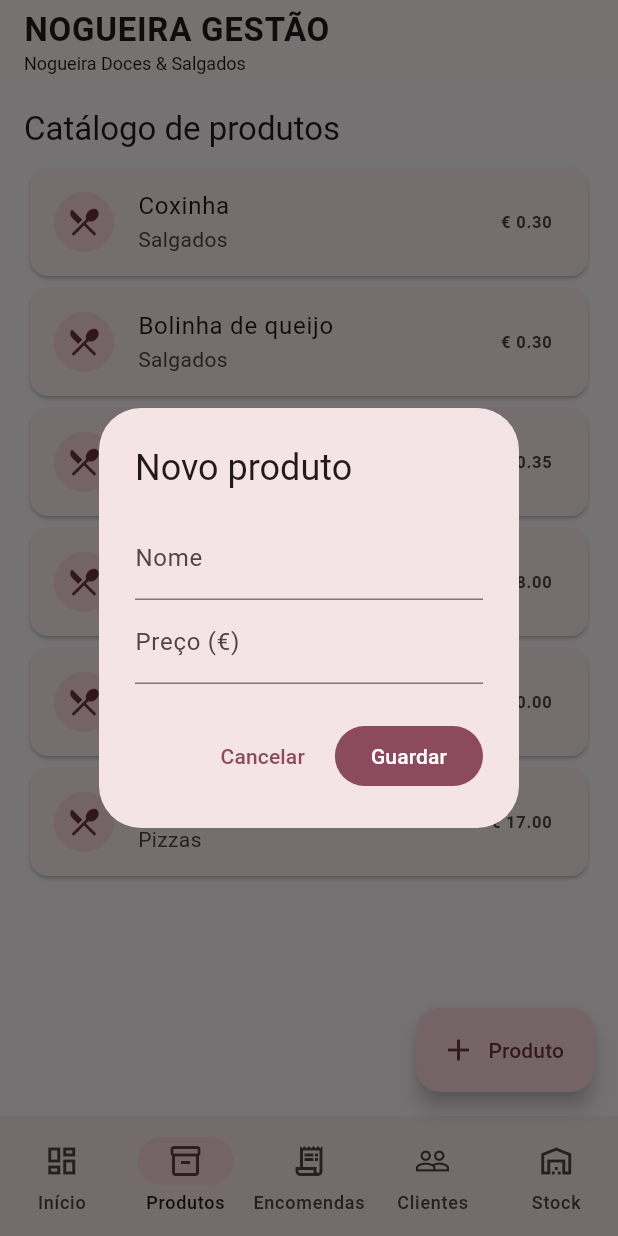
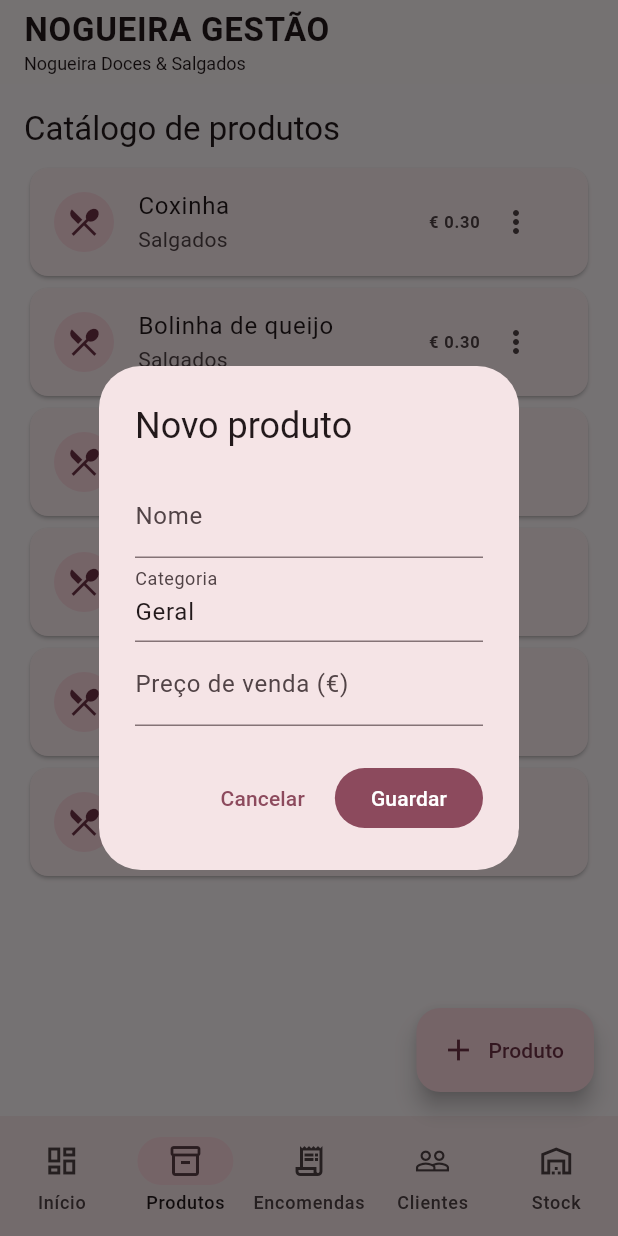
Before and after one commit to nogueiramafrapt-bit/nogueira-gestao, a Flutter app: the screen it shows after launch, item 2 of the bottom bar chosen, after a tap on "Produto", on a phone screen of 412 x 824 dp. Run offline on Flutter 3.47's test engine with Material 3 defaults, Android fonts, the phone set to English and light mode, and no system bars; our stand-ins replace shared_preferences.

Commit message:
Adicionar edição e persistência local ao catálogo

```diff
--- a/lib/app.dart
+++ b/lib/app.dart
@@ -1,4 +1,7 @@
+import 'dart:convert';
+
 import 'package:flutter/material.dart';
+import 'package:shared_preferences/shared_preferences.dart';
 
 class NogueiraHomePage extends StatefulWidget {
   const NogueiraHomePage({super.key});
@@ -8,8 +11,40 @@ class NogueiraHomePage extends StatefulWidget {
 }
 
 class _NogueiraHomePageState extends State<NogueiraHomePage> {
+  static const _storageKey = 'nogueira_products_v1';
   int _tab = 0;
-  final List<_Product> _products = [
+  bool _loading = true;
+  List<_Product> _products = [];
+
+  @override
+  void initState() {
+    super.initState();
+    _loadProducts();
+  }
+
+  Future<void> _loadProducts() async {
+    final prefs = await SharedPreferences.getInstance();
+    final raw = prefs.getString(_storageKey);
+    final loaded = <_Product>[];
+    if (raw != null) {
+      try {
+        final decoded = jsonDecode(raw) as List<dynamic>;
+        for (final item in decoded) {
+          loaded.add(_Product.fromJson(item as Map<String, dynamic>));
+        }
+      } catch (_) {
+        // A lista inicial será apresentada se os dados guardados estiverem inválidos.
+      }
+    }
+    if (!mounted) return;
+    setState(() {
+      _products = loaded.isEmpty ? _initialProducts() : loaded;
+      _loading = false;
+    });
+    if (loaded.isEmpty) await _saveProducts();
+  }
+
+  List<_Product> _initialProducts() => [
     _Product('Coxinha', 0.30, 'Salgados'),
     _Product('Bolinha de queijo', 0.30, 'Salgados'),
     _Product('Rissol de camarão', 0.35, 'Salgados'),
@@ -18,29 +53,63 @@ class _NogueiraHomePageState extends State<NogueiraHomePage> {
     _Product('Pizza brasileira', 17.00, 'Pizzas'),
   ];
 
-  void _addProduct() {
-    final name = TextEditingController();
-    final price = TextEditingController();
-    showDialog<void>(
+  Future<void> _saveProducts() async {
+    final prefs = await SharedPreferences.getInstance();
+    await prefs.setString(_storageKey, jsonEncode(_products.map((p) => p.toJson()).toList()));
+  }
+
+  Future<void> _openProductDialog({_Product? product, int? index}) async {
+    final name = TextEditingController(text: product?.name ?? '');
+    final price = TextEditingController(text: product?.price.toStringAsFixed(2) ?? '');
+    final category = TextEditingController(text: product?.category ?? 'Geral');
+    final result = await showDialog<_Product>(
       context: context,
-      builder: (context) => AlertDialog(
-        title: const Text('Novo produto'),
-        content: Column(mainAxisSize: MainAxisSize.min, children: [
-          TextField(controller: name, decoration: const InputDecoration(labelText: 'Nome')),
-          TextField(controller: price, keyboardType: const TextInputType.numberWithOptions(decimal: true), decoration: const InputDecoration(labelText: 'Preço (€)')),
-        ]),
+      builder: (dialogContext) => AlertDialog(
+        title: Text(product == null ? 'Novo produto' : 'Editar produto'),
+        content: SingleChildScrollView(child: Column(mainAxisSize: MainAxisSize.min, children: [
+          TextField(controller: name, textCapitalization: TextCapitalization.sentences, decoration: const InputDecoration(labelText: 'Nome')),
+          TextField(controller: category, decoration: const InputDecoration(labelText: 'Categoria')),
+          TextField(controller: price, keyboardType: const TextInputType.numberWithOptions(decimal: true), decoration: const InputDecoration(labelText: 'Preço de venda (€)')),
+        ])),
         actions: [
-          TextButton(onPressed: () => Navigator.pop(context), child: const Text('Cancelar')),
+          TextButton(onPressed: () => Navigator.pop(dialogContext), child: const Text('Cancelar')),
           FilledButton(onPressed: () {
-            final value = double.tryParse(price.text.replaceAll(',', '.'));
-            if (name.text.trim().isNotEmpty && value != null && value >= 0) {
-              setState(() => _products.add(_Product(name.text.trim(), value, 'Geral')));
-              Navigator.pop(context);
-            }
+            final value = double.tryParse(price.text.trim().replaceAll(',', '.'));
+            if (name.text.trim().isEmpty || value == null || value < 0 || category.text.trim().isEmpty) return;
+            Navigator.pop(dialogContext, _Product(name.text.trim(), value, category.text.trim()));
           }, child: const Text('Guardar')),
         ],
       ),
     );
+    name.dispose();
+    price.dispose();
+    category.dispose();
+    if (result == null || !mounted) return;
+    setState(() {
+      if (index == null) {
+        _products.add(result);
+      } else {
+        _products[index] = result;
+      }
+    });
+    await _saveProducts();
+  }
+
+  Future<void> _deleteProduct(int index) async {
+    final confirmed = await showDialog<bool>(
+      context: context,
+      builder: (dialogContext) => AlertDialog(
+        title: const Text('Apagar produto?'),
+        content: Text('Pretende apagar “${_products[index].name}” do catálogo?'),
+        actions: [
+          TextButton(onPressed: () => Navigator.pop(dialogContext, false), child: const Text('Cancelar')),
+          FilledButton(onPressed: () => Navigator.pop(dialogContext, true), child: const Text('Apagar')),
+        ],
+      ),
+    );
+    if (confirmed != true || !mounted) return;
+    setState(() => _products.removeAt(index));
+    await _saveProducts();
   }
 
   @override
@@ -53,14 +122,14 @@ class _NogueiraHomePageState extends State<NogueiraHomePage> {
       const _PlaceholderPage(title: 'Stock e custos', subtitle: 'Ingredientes, existências e fichas técnicas.'),
     ];
     return Scaffold(
-      appBar: AppBar(
-        title: const Column(crossAxisAlignment: CrossAxisAlignment.start, children: [
-          Text('NOGUEIRA GESTÃO', style: TextStyle(fontWeight: FontWeight.bold, letterSpacing: 0.5)),
-          Text('Nogueira Doces & Salgados', style: TextStyle(fontSize: 12)),
-        ]),
-      ),
-      body: pages[_tab],
-      floatingActionButton: _tab == 1 ? FloatingActionButton.extended(onPressed: _addProduct, icon: const Icon(Icons.add), label: const Text('Produto')) : null,
+      appBar: AppBar(title: const Column(crossAxisAlignment: CrossAxisAlignment.start, children: [
+        Text('NOGUEIRA GESTÃO', style: TextStyle(fontWeight: FontWeight.bold, letterSpacing: 0.5)),
+        Text('Nogueira Doces & Salgados', style: TextStyle(fontSize: 12)),
+      ])),
+      body: _loading ? const Center(child: CircularProgressIndicator()) : pages[_tab],
+      floatingActionButton: !_loading && _tab == 1
+          ? FloatingActionButton.extended(onPressed: () => _openProductDialog(), icon: const Icon(Icons.add), label: const Text('Produto'))
+          : null,
       bottomNavigationBar: NavigationBar(
         selectedIndex: _tab,
         onDestinationSelected: (value) => setState(() => _tab = value),
@@ -82,12 +151,12 @@ class _NogueiraHomePageState extends State<NogueiraHomePage> {
       const Text('Organize o seu negócio num só lugar.'),
       const SizedBox(height: 18),
       Text('${_products.length}', style: const TextStyle(fontSize: 32, fontWeight: FontWeight.bold)),
-      const Text('Produtos registados nesta sessão'),
+      const Text('Produtos guardados no dispositivo'),
     ]))),
     const SizedBox(height: 12),
     const Text('Áreas de gestão', style: TextStyle(fontSize: 18, fontWeight: FontWeight.bold)),
     const SizedBox(height: 8),
-    const _FeatureTile(icon: Icons.inventory_2, title: 'Produtos e preços', subtitle: 'Catálogo e preços de venda'),
+    const _FeatureTile(icon: Icons.inventory_2, title: 'Produtos e preços', subtitle: 'Catálogo editável e guardado no telemóvel'),
     const _FeatureTile(icon: Icons.calculate_outlined, title: 'Custos e margens', subtitle: 'Cálculo de custo e rentabilidade'),
     const _FeatureTile(icon: Icons.receipt_long, title: 'Encomendas e vendas', subtitle: 'Acompanhamento de pedidos'),
     const _FeatureTile(icon: Icons.warehouse_outlined, title: 'Stock', subtitle: 'Ingredientes e existências'),
@@ -96,20 +165,44 @@ class _NogueiraHomePageState extends State<NogueiraHomePage> {
   Widget _productList() => ListView(padding: const EdgeInsets.all(16), children: [
     Text('Catálogo de produtos', style: Theme.of(context).textTheme.titleLarge),
     const SizedBox(height: 8),
-    ..._products.map((p) => Card(child: ListTile(
-      leading: const CircleAvatar(child: Icon(Icons.restaurant_menu)),
-      title: Text(p.name),
-      subtitle: Text(p.category),
-      trailing: Text('€ ${p.price.toStringAsFixed(2)}', style: const TextStyle(fontWeight: FontWeight.bold)),
-    ))),
+    if (_products.isEmpty) const Padding(padding: EdgeInsets.all(24), child: Text('Ainda não existem produtos. Toque em “Produto” para adicionar.')),
+    ..._products.asMap().entries.map((entry) {
+      final i = entry.key;
+      final p = entry.value;
+      return Card(child: ListTile(
+        leading: const CircleAvatar(child: Icon(Icons.restaurant_menu)),
+        title: Text(p.name),
+        subtitle: Text(p.category),
+        trailing: Row(mainAxisSize: MainAxisSize.min, children: [
+          Text('€ ${p.price.toStringAsFixed(2)}', style: const TextStyle(fontWeight: FontWeight.bold)),
+          PopupMenuButton<String>(
+            onSelected: (action) {
+              if (action == 'edit') _openProductDialog(product: p, index: i);
+              if (action == 'delete') _deleteProduct(i);
+            },
+            itemBuilder: (_) => const [
+              PopupMenuItem(value: 'edit', child: Text('Editar')),
+              PopupMenuItem(value: 'delete', child: Text('Apagar')),
+            ],
+          ),
+        ]),
+      ));
+    }),
   ]);
 }
 
 class _Product {
-  _Product(this.name, this.price, this.category);
+  const _Product(this.name, this.price, this.category);
   final String name;
   final double price;
   final String category;
+
+  Map<String, dynamic> toJson() => {'name': name, 'price': price, 'category': category};
+  factory _Product.fromJson(Map<String, dynamic> json) => _Product(
+    json['name'] as String,
+    (json['price'] as num).toDouble(),
+    json['category'] as String,
+  );
 }
 
 class _FeatureTile extends StatelessWidget {
```
